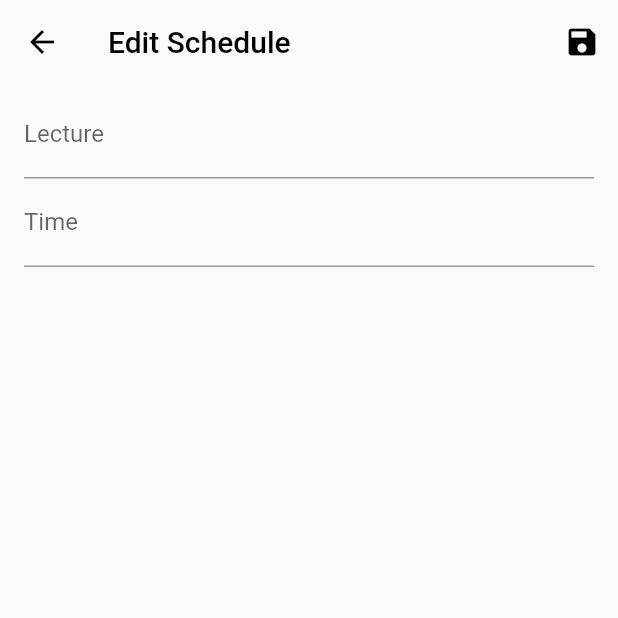
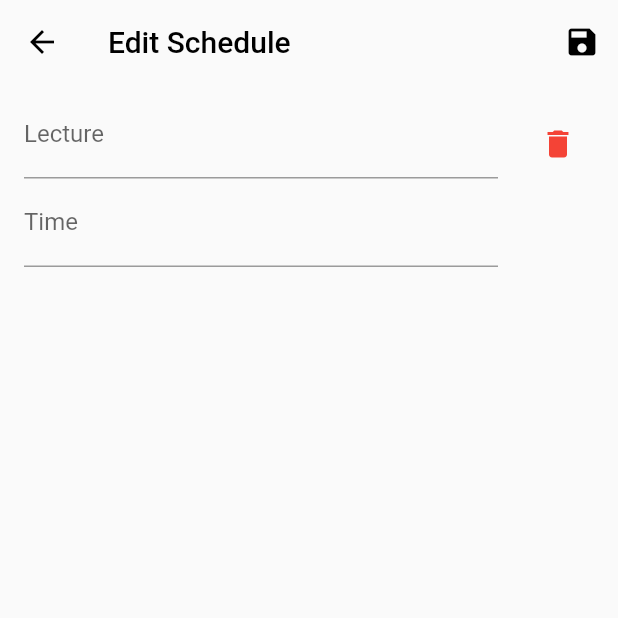
Before and after one commit to OneDvishal/Guide_connect, a Flutter app: the EditScheduleScreen screen opened directly with empty values, after a tap on "Add Schedule", on a phone screen of 412 x 824 dp, the top half of it. Run offline on Flutter 3.47's test engine with Material 2 defaults, Android fonts, the phone set to English and light mode, and no system bars; our stand-ins replace cloud_firestore, curved_navigation_bar, firebase_auth, firebase_core, firebase_storage, google_fonts and 1 more; accounts and stored records are empty.

Commit message:
Added delete button

```diff
--- a/lib/screen/edit_schedule_screen.dart
+++ b/lib/screen/edit_schedule_screen.dart
@@ -77,6 +77,12 @@ class _EditScheduleScreenState extends State<EditScheduleScreen> {
     });
   }
 
+  void _deleteSchedule(int index) {
+    setState(() {
+      lectures.removeAt(index);
+    });
+  }
+
   @override
   Widget build(BuildContext context) {
     return Scaffold(
@@ -127,6 +133,13 @@ class _EditScheduleScreenState extends State<EditScheduleScreen> {
                     ),
                     controller: TextEditingController(text: lectureTime),
                   ),
+                  trailing: IconButton(
+                    icon: const Icon(
+                      Icons.delete,
+                      color: Colors.red,
+                    ),
+                    onPressed: () => _deleteSchedule(index),
+                  ),
                 );
               },
             ),
@@ -144,7 +157,7 @@ class _EditScheduleScreenState extends State<EditScheduleScreen> {
                     ),
                   ),
                 ),
-                SizedBox(width: 10),
+                const SizedBox(width: 10),
                 Expanded(
                   child: TextField(
                     controller: newLectureTimeController,
```
